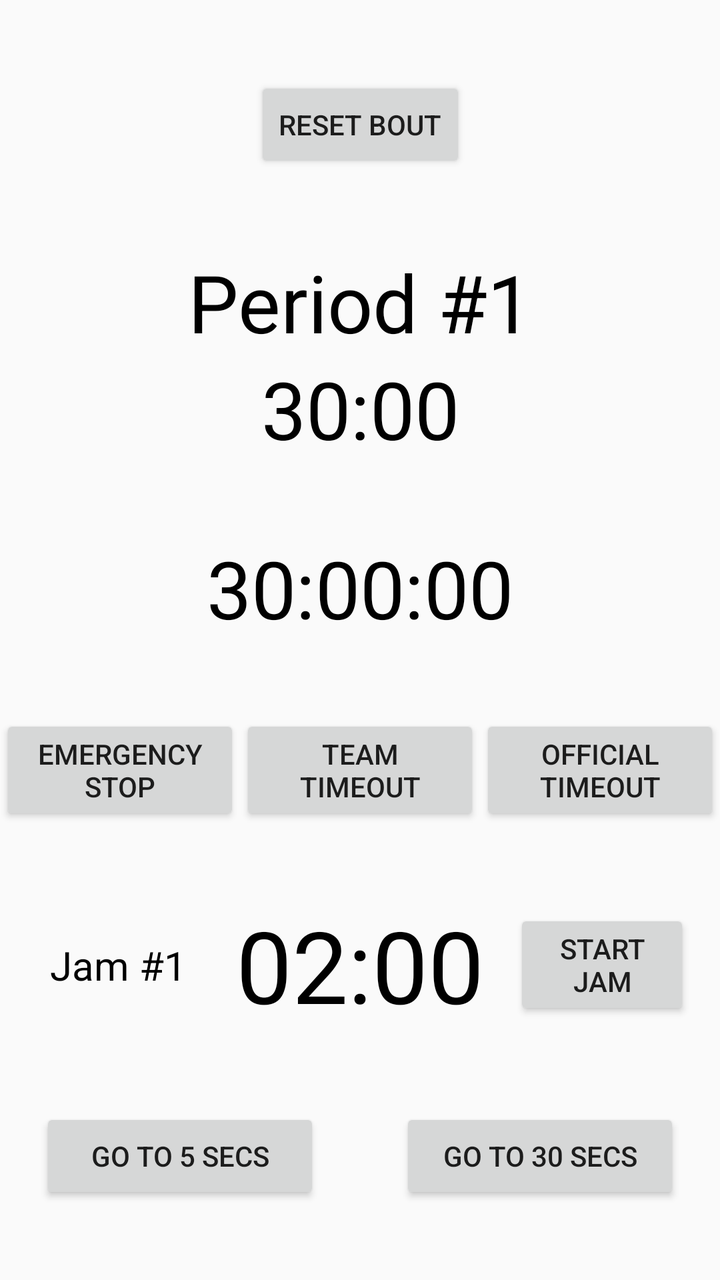
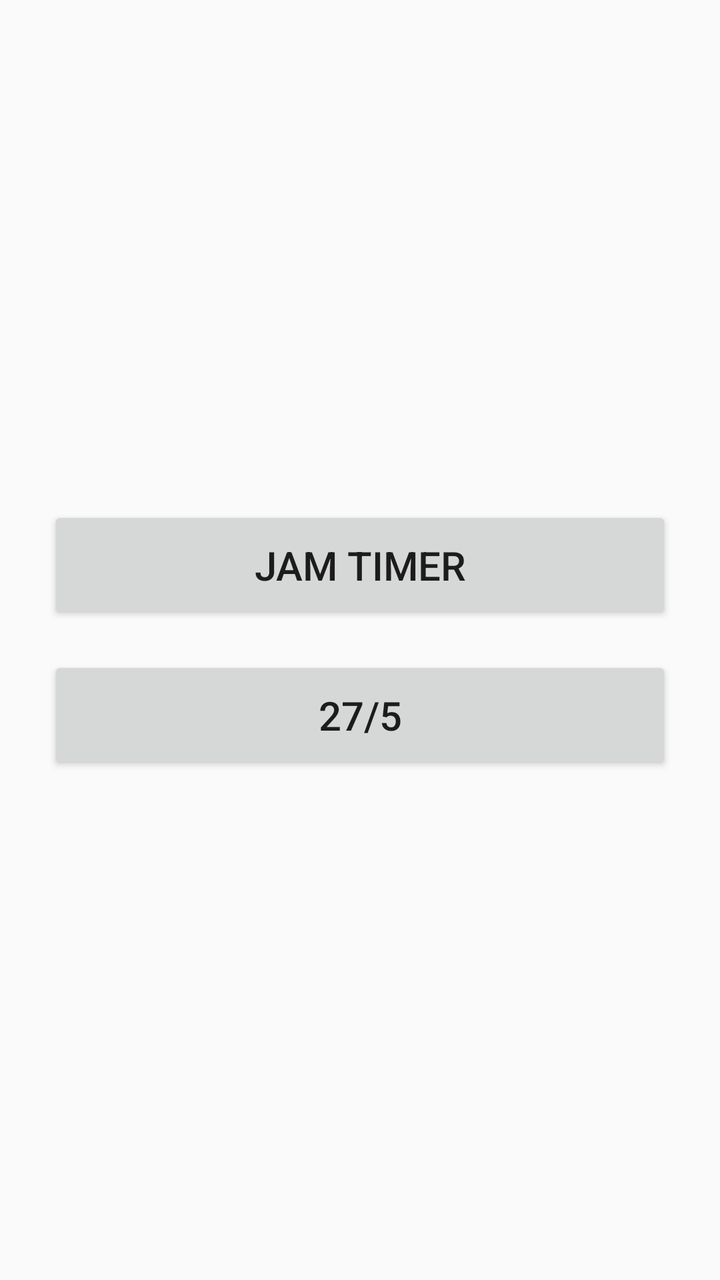

Compare the two renders of this Android layout. The source of the first and the diff that turns it into the second are given below.
<!-- AndroidManifest.xml: activity theme Theme.RollerDerbyTimer -->
<!-- res/layout/activity_main.xml -->
<?xml version="1.0" encoding="utf-8"?>
<androidx.constraintlayout.widget.ConstraintLayout xmlns:android="http://schemas.android.com/apk/res/android"
    xmlns:app="http://schemas.android.com/apk/res-auto"
    android:id="@+id/ConstraintLayout"
    xmlns:tools="http://schemas.android.com/tools"
    android:layout_width="match_parent"
    android:layout_height="match_parent"
    tools:context=".MainActivity">

    <Button
        android:id="@+id/resetButton"
        android:layout_width="wrap_content"
        android:layout_height="wrap_content"
        android:text="@string/reset_bout"
        app:layout_constraintBottom_toTopOf="@id/periodWrapper"
        app:layout_constraintEnd_toEndOf="parent"
        app:layout_constraintStart_toStartOf="parent"
        app:layout_constraintTop_toTopOf="parent" />


    <androidx.constraintlayout.widget.ConstraintLayout
        android:id="@+id/periodWrapper"
        android:layout_width="match_parent"
        android:layout_height="wrap_content"
        app:layout_constraintBottom_toTopOf="@id/timeoutWrapper"
        app:layout_constraintEnd_toEndOf="parent"
        app:layout_constraintStart_toStartOf="parent"
        app:layout_constraintTop_toBottomOf="@id/resetButton">

        <TextView
            android:id="@+id/periodNumber"
            android:layout_width="wrap_content"
            android:layout_height="wrap_content"
            android:text="@string/period_1"
            android:textColor="@color/black"
            android:textSize="40sp"
            app:layout_constraintEnd_toEndOf="parent"
            app:layout_constraintStart_toStartOf="parent"
            app:layout_constraintBottom_toTopOf="@id/periodTime"/>

        <TextView
            android:id="@+id/periodTime"
            android:layout_width="wrap_content"
            android:layout_height="wrap_content"
            android:text="@string/period_time_placeholder"
            android:textColor="@color/black"
            android:textSize="40sp"
            app:layout_constraintEnd_toEndOf="parent"
            app:layout_constraintStart_toStartOf="parent"
            app:layout_constraintTop_toBottomOf="@id/periodNumber" />

    </androidx.constraintlayout.widget.ConstraintLayout>


    <TextView
        android:id="@+id/thirtySeconds"
        android:layout_width="wrap_content"
        android:layout_height="wrap_content"
        android:text="@string/thirty_seconds"
        android:textColor="@color/black"
        android:textSize="40sp"
        android:visibility="visible"
        app:layout_constraintBottom_toTopOf="@id/timeoutButtonsWrapper"
        app:layout_constraintEnd_toEndOf="parent"
        app:layout_constraintStart_toStartOf="parent"
        app:layout_constraintTop_toBottomOf="@id/periodWrapper"/>


    <androidx.constraintlayout.widget.ConstraintLayout
        android:id="@+id/timeoutButtonsWrapper"
        android:layout_width="0dp"
        android:layout_height="wrap_content"
        android:visibility="visible"
        app:layout_constraintBottom_toTopOf="@id/jamWrapper"
        app:layout_constraintTop_toBottomOf="@id/thirtySeconds"
        app:layout_constraintEnd_toEndOf="parent"
        app:layout_constraintStart_toStartOf="parent">


        <Button
            android:id="@+id/emergencyStop"
            android:layout_width="0dp"
            android:layout_height="wrap_content"
            android:text="@string/emergency_stop_button"
            app:layout_constraintTop_toTopOf="parent"
            app:layout_constraintEnd_toStartOf="@id/teamTimeout"
            app:layout_constraintStart_toStartOf="parent"
            app:layout_constraintBottom_toBottomOf="parent"/>


        <Button
            android:id="@+id/teamTimeout"
            android:layout_width="0dp"
            android:layout_height="wrap_content"
            android:text="@string/team_timeout_button"
            app:layout_constraintTop_toTopOf="parent"
            app:layout_constraintStart_toEndOf="@id/emergencyStop"
            app:layout_constraintBottom_toBottomOf="parent"
            app:layout_constraintEnd_toStartOf="@id/officialTimeout" />


        <Button
            android:id="@+id/officialTimeout"
            android:layout_width="0dp"
            android:layout_height="wrap_content"
            android:text="@string/official_timeout_button"
            app:layout_constraintTop_toTopOf="parent"
            app:layout_constraintEnd_toEndOf="parent"
            app:layout_constraintBottom_toBottomOf="parent"
            app:layout_constraintStart_toEndOf="@id/teamTimeout" />


    </androidx.constraintlayout.widget.ConstraintLayout>


    <androidx.constraintlayout.widget.ConstraintLayout
        android:id="@+id/timeoutWrapper"
        android:layout_width="match_parent"
        android:layout_height="wrap_content"
        android:visibility="invisible"
        app:layout_constraintBottom_toTopOf="@id/jamWrapper"
        app:layout_constraintEnd_toEndOf="parent"
        app:layout_constraintStart_toStartOf="parent"
        app:layout_constraintTop_toBottomOf="@id/periodWrapper">


        <TextView
            android:id="@+id/timeOutType"
            android:layout_width="wrap_content"
            android:layout_height="wrap_content"
            android:text="@string/official_timeout"
            android:textColor="@color/black"
            android:textSize="20sp"
            app:layout_constraintBottom_toTopOf="@id/timeoutTime"
            app:layout_constraintEnd_toEndOf="parent"
            app:layout_constraintStart_toStartOf="parent"
            app:layout_constraintTop_toTopOf="parent" />

        <TextView
            android:id="@+id/timeoutTime"
            android:layout_width="wrap_content"
            android:layout_height="wrap_content"
            android:text="@string/timeout_placeholder"
            android:textColor="@color/black"
            android:textSize="50sp"
            app:layout_constraintEnd_toEndOf="parent"
            app:layout_constraintStart_toStartOf="parent"
            app:layout_constraintTop_toBottomOf="@id/timeOutType"
            app:layout_constraintBottom_toTopOf="@id/toGoTo30"/>


        <Button
            android:id="@+id/toGoTo5"
            android:layout_width="0dp"
            android:layout_height="wrap_content"
            android:layout_marginHorizontal="20dp"
            android:text="@string/go_to_5"
            app:layout_constraintBottom_toBottomOf="parent"
            app:layout_constraintEnd_toStartOf="@+id/toGoTo30"
            app:layout_constraintStart_toStartOf="parent"
            app:layout_constraintTop_toBottomOf="@id/timeoutTime" />

        <Button
            android:id="@+id/toGoTo30"
            android:layout_width="0dp"
            android:layout_marginHorizontal="20dp"
            android:layout_height="wrap_content"
            android:text="@string/go_to_30"
            app:layout_constraintBottom_toBottomOf="parent"
            app:layout_constraintEnd_toEndOf="parent"
            app:layout_constraintStart_toEndOf="@id/toGoTo5"
            app:layout_constraintTop_toBottomOf="@id/timeoutTime" />

    </androidx.constraintlayout.widget.ConstraintLayout>


    <androidx.constraintlayout.widget.ConstraintLayout
        android:id="@+id/jamWrapper"
        android:layout_width="match_parent"
        android:layout_height="wrap_content"
        app:layout_constraintTop_toBottomOf="@id/timeoutWrapper"
        app:layout_constraintEnd_toStartOf="parent"
        app:layout_constraintStart_toStartOf="parent"
        app:layout_constraintBottom_toTopOf="@id/startOfGameWrapper">

            <TextView
                android:id="@+id/jamNumber"
                android:layout_width="wrap_content"
                android:layout_height="wrap_content"
                android:text="@string/jam_placeholder"
                android:textColor="@color/black"
                android:textSize="20sp"
                app:layout_constraintBottom_toBottomOf="parent"
                app:layout_constraintEnd_toStartOf="@+id/jamTime"
                app:layout_constraintStart_toStartOf="parent"
                app:layout_constraintTop_toTopOf="parent" />

            <TextView
                android:id="@+id/jamTime"
                android:layout_width="wrap_content"
                android:layout_height="wrap_content"
                android:text="@string/jam_time_placeholder"
                android:textColor="@color/black"
                android:textSize="50sp"
                app:layout_constraintBottom_toBottomOf="parent"
                app:layout_constraintEnd_toEndOf="parent"
                app:layout_constraintStart_toStartOf="parent"
                app:layout_constraintTop_toTopOf="parent" />

            <Button
                android:id="@+id/jamStartButton"
                android:layout_width="wrap_content"
                android:layout_height="wrap_content"
                android:text="@string/start_jam"
                app:layout_constraintBottom_toBottomOf="parent"
                app:layout_constraintEnd_toEndOf="parent"
                app:layout_constraintStart_toEndOf="@+id/jamTime"
                app:layout_constraintTop_toTopOf="parent" />

    </androidx.constraintlayout.widget.ConstraintLayout>


    <androidx.constraintlayout.widget.ConstraintLayout
        android:id="@+id/startOfGameWrapper"
        android:layout_width="0dp"
        android:layout_height="wrap_content"
        app:layout_constraintBottom_toBottomOf="parent"
        app:layout_constraintEnd_toEndOf="parent"
        app:layout_constraintStart_toStartOf="parent"
        app:layout_constraintTop_toBottomOf="@id/jamWrapper" >


        <Button
            android:id="@+id/goTo5"
            android:layout_width="0dp"
            android:layout_height="wrap_content"
            android:text="@string/go_to_5"
            android:layout_marginHorizontal="20dp"
            app:layout_constraintBottom_toBottomOf="parent"
            app:layout_constraintEnd_toStartOf="@id/goTo30"
            app:layout_constraintStart_toStartOf="parent"
            app:layout_constraintTop_toTopOf="parent" />

        <Button
            android:id="@+id/goTo30"
            android:layout_width="0dp"
            android:layout_height="wrap_content"
            android:layout_marginHorizontal="20dp"
            android:text="@string/go_to_30"
            app:layout_constraintBottom_toBottomOf="parent"
            app:layout_constraintEnd_toEndOf="parent"
            app:layout_constraintStart_toEndOf="@id/goTo5"
            app:layout_constraintTop_toTopOf="parent" />




    </androidx.constraintlayout.widget.ConstraintLayout>



</androidx.constraintlayout.widget.ConstraintLayout>
<!-- resources referenced by this layout -->
<resources>
  <color name="black">#FF000000</color>
  <string name="emergency_stop_button">Emergency\nstop</string>
  <string name="go_to_30">Go to 30 secs</string>
  <string name="go_to_5">Go to 5 secs</string>
  <string name="jam_placeholder">Jam #1</string>
  <string name="jam_time_placeholder">02:00</string>
  <string name="official_timeout">Official timeout</string>
  <string name="official_timeout_button">Official\ntimeout</string>
  <string name="period_1">Period #1</string>
  <string name="period_time_placeholder">30:00</string>
  <string name="reset_bout">Reset Bout</string>
  <string name="start_jam">Start\nJam</string>
  <string name="team_timeout_button">Team\ntimeout</string>
  <string name="thirty_seconds">30:00:00</string>
  <string name="timeout_placeholder">01:00</string>
  <style name="Theme.RollerDerbyTimer" parent="android:Theme.Material.Light.NoActionBar" />
</resources>

<!-- the commit's change to res/layout/activity_main.xml (unified diff, before → after) -->
@@ -1,262 +1,28 @@
 <?xml version="1.0" encoding="utf-8"?>
-<androidx.constraintlayout.widget.ConstraintLayout xmlns:android="http://schemas.android.com/apk/res/android"
-    xmlns:app="http://schemas.android.com/apk/res-auto"
-    android:id="@+id/ConstraintLayout"
+<LinearLayout xmlns:android="http://schemas.android.com/apk/res/android"
     xmlns:tools="http://schemas.android.com/tools"
     android:layout_width="match_parent"
     android:layout_height="match_parent"
+    android:gravity="center"
+    android:orientation="vertical"
+    android:padding="24dp"
     tools:context=".MainActivity">
 
     <Button
-        android:id="@+id/resetButton"
-        android:layout_width="wrap_content"
-        android:layout_height="wrap_content"
-        android:text="@string/reset_bout"
-        app:layout_constraintBottom_toTopOf="@id/periodWrapper"
-        app:layout_constraintEnd_toEndOf="parent"
-        app:layout_constraintStart_toStartOf="parent"
-        app:layout_constraintTop_toTopOf="parent" />
-
-
-    <androidx.constraintlayout.widget.ConstraintLayout
-        android:id="@+id/periodWrapper"
+        android:id="@+id/jamTimerButton"
         android:layout_width="match_parent"
         android:layout_height="wrap_content"
-        app:layout_constraintBottom_toTopOf="@id/timeoutWrapper"
-        app:layout_constraintEnd_toEndOf="parent"
-        app:layout_constraintStart_toStartOf="parent"
-        app:layout_constraintTop_toBottomOf="@id/resetButton">
+        android:text="@string/jam_timer"
+        android:textSize="20sp"
+        android:padding="16dp" />
 
-        <TextView
-            android:id="@+id/periodNumber"
-            android:layout_width="wrap_content"
-            android:layout_height="wrap_content"
-            android:text="@string/period_1"
-            android:textColor="@color/black"
-            android:textSize="40sp"
-            app:layout_constraintEnd_toEndOf="parent"
-            app:layout_constraintStart_toStartOf="parent"
-            app:layout_constraintBottom_toTopOf="@id/periodTime"/>
-
-        <TextView
-            android:id="@+id/periodTime"
-            android:layout_width="wrap_content"
-            android:layout_height="wrap_content"
-            android:text="@string/period_time_placeholder"
-            android:textColor="@color/black"
-            android:textSize="40sp"
-            app:layout_constraintEnd_toEndOf="parent"
-            app:layout_constraintStart_toStartOf="parent"
-            app:layout_constraintTop_toBottomOf="@id/periodNumber" />
-
-    </androidx.constraintlayout.widget.ConstraintLayout>
-
-
-    <TextView
-        android:id="@+id/thirtySeconds"
-        android:layout_width="wrap_content"
-        android:layout_height="wrap_content"
-        android:text="@string/thirty_seconds"
-        android:textColor="@color/black"
-        android:textSize="40sp"
-        android:visibility="visible"
-        app:layout_constraintBottom_toTopOf="@id/timeoutButtonsWrapper"
-        app:layout_constraintEnd_toEndOf="parent"
-        app:layout_constraintStart_toStartOf="parent"
-        app:layout_constraintTop_toBottomOf="@id/periodWrapper"/>
-
-
-    <androidx.constraintlayout.widget.ConstraintLayout
-        android:id="@+id/timeoutButtonsWrapper"
-        android:layout_width="0dp"
-        android:layout_height="wrap_content"
-        android:visibility="visible"
-        app:layout_constraintBottom_toTopOf="@id/jamWrapper"
-        app:layout_constraintTop_toBottomOf="@id/thirtySeconds"
-        app:layout_constraintEnd_toEndOf="parent"
-        app:layout_constraintStart_toStartOf="parent">
-
-
-        <Button
-            android:id="@+id/emergencyStop"
-            android:layout_width="0dp"
-            android:layout_height="wrap_content"
-            android:text="@string/emergency_stop_button"
-            app:layout_constraintTop_toTopOf="parent"
-            app:layout_constraintEnd_toStartOf="@id/teamTimeout"
-            app:layout_constraintStart_toStartOf="parent"
-            app:layout_constraintBottom_toBottomOf="parent"/>
-
-
-        <Button
-            android:id="@+id/teamTimeout"
-            android:layout_width="0dp"
-            android:layout_height="wrap_content"
-            android:text="@string/team_timeout_button"
-            app:layout_constraintTop_toTopOf="parent"
-            app:layout_constraintStart_toEndOf="@id/emergencyStop"
-            app:layout_constraintBottom_toBottomOf="parent"
-            app:layout_constraintEnd_toStartOf="@id/officialTimeout" />
-
-
-        <Button
-            android:id="@+id/officialTimeout"
-            android:layout_width="0dp"
-            android:layout_height="wrap_content"
-            android:text="@string/official_timeout_button"
-            app:layout_constraintTop_toTopOf="parent"
-            app:layout_constraintEnd_toEndOf="parent"
-            app:layout_constraintBottom_toBottomOf="parent"
-            app:layout_constraintStart_toEndOf="@id/teamTimeout" />
-
-
-    </androidx.constraintlayout.widget.ConstraintLayout>
-
-
-    <androidx.constraintlayout.widget.ConstraintLayout
-        android:id="@+id/timeoutWrapper"
+    <Button
+        android:id="@+id/twentySevenFiveButton"
         android:layout_width="match_parent"
         android:layout_height="wrap_content"
-        android:visibility="invisible"
-        app:layout_constraintBottom_toTopOf="@id/jamWrapper"
-        app:layout_constraintEnd_toEndOf="parent"
-        app:layout_constraintStart_toStartOf="parent"
-        app:layout_constraintTop_toBottomOf="@id/periodWrapper">
+        android:text="@string/twenty_seven_five"
+        android:textSize="20sp"
+        android:padding="16dp"
+        android:layout_marginTop="16dp" />
 
-
-        <TextView
-            android:id="@+id/timeOutType"
-            android:layout_width="wrap_content"
-            android:layout_height="wrap_content"
-            android:text="@string/official_timeout"
-            android:textColor="@color/black"
-            android:textSize="20sp"
-            app:layout_constraintBottom_toTopOf="@id/timeoutTime"
-            app:layout_constraintEnd_toEndOf="parent"
-            app:layout_constraintStart_toStartOf="parent"
-            app:layout_constraintTop_toTopOf="parent" />
-
-        <TextView
-            android:id="@+id/timeoutTime"
-            android:layout_width="wrap_content"
-            android:layout_height="wrap_content"
-            android:text="@string/timeout_placeholder"
-            android:textColor="@color/black"
-            android:textSize="50sp"
-            app:layout_constraintEnd_toEndOf="parent"
-            app:layout_constraintStart_toStartOf="parent"
-            app:layout_constraintTop_toBottomOf="@id/timeOutType"
-            app:layout_constraintBottom_toTopOf="@id/toGoTo30"/>
-
-
-        <Button
-            android:id="@+id/toGoTo5"
-            android:layout_width="0dp"
-            android:layout_height="wrap_content"
-            android:layout_marginHorizontal="20dp"
-            android:text="@string/go_to_5"
-            app:layout_constraintBottom_toBottomOf="parent"
-            app:layout_constraintEnd_toStartOf="@+id/toGoTo30"
-            app:layout_constraintStart_toStartOf="parent"
-            app:layout_constraintTop_toBottomOf="@id/timeoutTime" />
-
-        <Button
-            android:id="@+id/toGoTo30"
-            android:layout_width="0dp"
-            android:layout_marginHorizontal="20dp"
-            android:layout_height="wrap_content"
-            android:text="@string/go_to_30"
-            app:layout_constraintBottom_toBottomOf="parent"
-            app:layout_constraintEnd_toEndOf="parent"
-            app:layout_constraintStart_toEndOf="@id/toGoTo5"
-            app:layout_constraintTop_toBottomOf="@id/timeoutTime" />
-
-    </androidx.constraintlayout.widget.ConstraintLayout>
-
-
-    <androidx.constraintlayout.widget.ConstraintLayout
-        android:id="@+id/jamWrapper"
-        android:layout_width="match_parent"
-        android:layout_height="wrap_content"
-        app:layout_constraintTop_toBottomOf="@id/timeoutWrapper"
-        app:layout_constraintEnd_toStartOf="parent"
-        app:layout_constraintStart_toStartOf="parent"
-        app:layout_constraintBottom_toTopOf="@id/startOfGameWrapper">
-
-            <TextView
-                android:id="@+id/jamNumber"
-                android:layout_width="wrap_content"
-                android:layout_height="wrap_content"
-                android:text="@string/jam_placeholder"
-                android:textColor="@color/black"
-                android:textSize="20sp"
-                app:layout_constraintBottom_toBottomOf="parent"
-                app:layout_constraintEnd_toStartOf="@+id/jamTime"
-                app:layout_constraintStart_toStartOf="parent"
-                app:layout_constraintTop_toTopOf="parent" />
-
-            <TextView
-                android:id="@+id/jamTime"
-                android:layout_width="wrap_content"
-                android:layout_height="wrap_content"
-                android:text="@string/jam_time_placeholder"
-                android:textColor="@color/black"
-                android:textSize="50sp"
-                app:layout_constraintBottom_toBottomOf="parent"
-                app:layout_constraintEnd_toEndOf="parent"
-                app:layout_constraintStart_toStartOf="parent"
-                app:layout_constraintTop_toTopOf="parent" />
-
-            <Button
-                android:id="@+id/jamStartButton"
-                android:layout_width="wrap_content"
-                android:layout_height="wrap_content"
-                android:text="@string/start_jam"
-                app:layout_constraintBottom_toBottomOf="parent"
-                app:layout_constraintEnd_toEndOf="parent"
-                app:layout_constraintStart_toEndOf="@+id/jamTime"
-                app:layout_constraintTop_toTopOf="parent" />
-
-    </androidx.constraintlayout.widget.ConstraintLayout>
-
-
-    <androidx.constraintlayout.widget.ConstraintLayout
-        android:id="@+id/startOfGameWrapper"
-        android:layout_width="0dp"
-        android:layout_height="wrap_content"
-        app:layout_constraintBottom_toBottomOf="parent"
-        app:layout_constraintEnd_toEndOf="parent"
-        app:layout_constraintStart_toStartOf="parent"
-        app:layout_constraintTop_toBottomOf="@id/jamWrapper" >
-
-
-        <Button
-            android:id="@+id/goTo5"
-            android:layout_width="0dp"
-            android:layout_height="wrap_content"
-            android:text="@string/go_to_5"
-            android:layout_marginHorizontal="20dp"
-            app:layout_constraintBottom_toBottomOf="parent"
-            app:layout_constraintEnd_toStartOf="@id/goTo30"
-            app:layout_constraintStart_toStartOf="parent"
-            app:layout_constraintTop_toTopOf="parent" />
-
-        <Button
-            android:id="@+id/goTo30"
-            android:layout_width="0dp"
-            android:layout_height="wrap_content"
-            android:layout_marginHorizontal="20dp"
-            android:text="@string/go_to_30"
-            app:layout_constraintBottom_toBottomOf="parent"
-            app:layout_constraintEnd_toEndOf="parent"
-            app:layout_constraintStart_toEndOf="@id/goTo5"
-            app:layout_constraintTop_toTopOf="parent" />
-
-
-
-
-    </androidx.constraintlayout.widget.ConstraintLayout>
-
-
-
-</androidx.constraintlayout.widget.ConstraintLayout>
+</LinearLayout>
<!-- resource entries referenced after the edit -->
@@ -1,20 +1,7 @@
 <!-- resources referenced by this layout -->
 <resources>
-  <color name="black">#FF000000</color>
-  <string name="emergency_stop_button">Emergency\nstop</string>
-  <string name="go_to_30">Go to 30 secs</string>
-  <string name="go_to_5">Go to 5 secs</string>
-  <string name="jam_placeholder">Jam #1</string>
-  <string name="jam_time_placeholder">02:00</string>
-  <string name="official_timeout">Official timeout</string>
-  <string name="official_timeout_button">Official\ntimeout</string>
-  <string name="period_1">Period #1</string>
-  <string name="period_time_placeholder">30:00</string>
-  <string name="reset_bout">Reset Bout</string>
-  <string name="start_jam">Start\nJam</string>
-  <string name="team_timeout_button">Team\ntimeout</string>
-  <string name="thirty_seconds">30:00:00</string>
-  <string name="timeout_placeholder">01:00</string>
+  <string name="jam_timer">Jam Timer</string>
+  <string name="twenty_seven_five">27/5</string>
   <style name="Theme.RollerDerbyTimer" parent="android:Theme.Material.Light.NoActionBar" />
 </resources>
 
